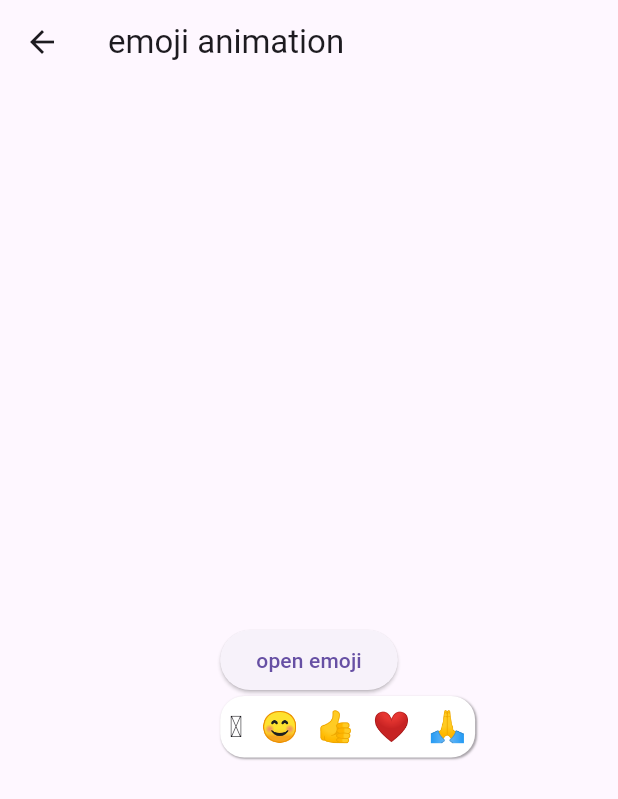
After one commit to asci-00/flutter_useful_widget, a Flutter app: the EmojiAnimationSample screen opened directly, after a tap on "open emoji", on a phone screen of 412 x 824 dp. The commit adds this screen. Shown: the top 799 px of the screen. Run offline on Flutter 3.47's test engine with Material 3 defaults, Android fonts, the phone set to English and light mode, and no system bars.

Commit message:
feat: emoji animation

```diff
--- /dev/null
+++ b/lib/features/emoji_animation.dart
@@ -0,0 +1,177 @@
+import 'dart:async';
+
+import 'package:collection/collection.dart';
+import 'package:flutter/material.dart';
+
+class EmojiAnimationSample extends StatelessWidget {
+  const EmojiAnimationSample({super.key});
+
+  @override
+  Widget build(BuildContext context) {
+    return Scaffold(
+      appBar: AppBar(title: const Text('emoji animation')),
+      body: const SafeArea(
+        child: Center(child: _EmojiOpenButton()),
+      ),
+    );
+  }
+}
+
+class _EmojiOpenButton extends StatefulWidget {
+  const _EmojiOpenButton();
+
+  @override
+  State<_EmojiOpenButton> createState() => _EmojiOpenButtonState();
+}
+
+class _EmojiOpenButtonState extends State<_EmojiOpenButton> {
+  final _controller = OverlayPortalController();
+  final _emojis = ['🥲', '😊', '👍', '❤️', '🙏'];
+  final _layerLink = LayerLink();
+
+  @override
+  Widget build(BuildContext context) {
+    return CompositedTransformTarget(
+      link: _layerLink,
+      child: OverlayPortal(
+        controller: _controller,
+        overlayChildBuilder: (context) => CompositedTransformFollower(
+          link: _layerLink,
+          targetAnchor: Alignment.bottomLeft,
+          child: Align(
+            alignment: AlignmentDirectional.topStart,
+            child: EmojiAnimationContainer(
+              emojis: _emojis.map((emoji) => _EmojiItem(emoji)).toList(),
+              onTap: _controller.hide,
+            ),
+          ),
+        ),
+        child: ElevatedButton(
+          onPressed: _controller.toggle,
+          child: const Text('open emoji'),
+        ),
+      ),
+    );
+  }
+}
+
+class _EmojiItem extends StatelessWidget {
+  const _EmojiItem(this.emoji);
+
+  final String emoji;
+
+  @override
+  Widget build(BuildContext context) {
+    return Text(emoji, style: const TextStyle(fontSize: 20));
+  }
+}
+
+class EmojiAnimationContainer extends StatelessWidget {
+  const EmojiAnimationContainer({
+    super.key,
+    required this.emojis,
+    required this.onTap,
+  });
+
+  final List<Widget> emojis;
+  final VoidCallback onTap;
+
+  @override
+  Widget build(BuildContext context) {
+    return Container(
+      decoration: BoxDecoration(
+        color: Colors.white,
+        borderRadius: const BorderRadius.all(Radius.circular(16.0)),
+        boxShadow: [
+          BoxShadow(
+            offset: const Offset(1.0, 1.0),
+            blurRadius: .5,
+            color: Colors.black12.withOpacity(0.34),
+          ),
+        ],
+      ),
+      // padding: const EdgeInsets.all(4.0),
+      child: Row(
+        mainAxisSize: MainAxisSize.min,
+        children: emojis
+            .mapIndexed((index, emoji) => AnimatedEmoji(
+                  emoji: emoji,
+                  delay: Duration(milliseconds: 30 * index),
+                  onTap: onTap,
+                ))
+            .toList(),
+      ),
+    );
+  }
+}
+
+class AnimatedEmoji extends StatefulWidget {
+  const AnimatedEmoji({
+    super.key,
+    required this.emoji,
+    required this.delay,
+    required this.onTap,
+  });
+
+  final Widget emoji;
+  final Duration delay;
+  final VoidCallback onTap;
+
+  @override
+  State<AnimatedEmoji> createState() => _AnimatedEmojiState();
+}
+
+class _AnimatedEmojiState extends State<AnimatedEmoji>
+    with SingleTickerProviderStateMixin {
+  late final AnimationController _controller;
+  late final CurvedAnimation _curvedAnimation;
+  late final Animation<double> _emojiAnimation;
+
+  @override
+  void initState() {
+    _controller = AnimationController(
+      vsync: this,
+      duration: const Duration(milliseconds: 800),
+    )..addListener(() => setState(() {}));
+
+    _curvedAnimation = CurvedAnimation(
+      parent: _controller,
+      curve: Curves.elasticOut,
+    );
+
+    _emojiAnimation = Tween(
+      begin: 0.0,
+      end: 1.0,
+    ).animate(_curvedAnimation);
+
+    Timer(widget.delay, _controller.forward);
+    super.initState();
+  }
+
+  @override
+  void dispose() {
+    _controller.dispose();
+    _curvedAnimation.dispose();
+    super.dispose();
+  }
+
+  @override
+  Widget build(BuildContext context) {
+    return Padding(
+      padding: const EdgeInsets.all(6),
+      child: Transform(
+        transform: Matrix4.identity()
+          ..rotateX(_emojiAnimation.value - 1)
+          ..rotateY(_emojiAnimation.value - 1)
+          ..rotateZ(_emojiAnimation.value - 1)
+          ..scale(
+            _emojiAnimation.value,
+            _emojiAnimation.value,
+            _emojiAnimation.value,
+          ),
+        alignment: Alignment.center,
+        child: widget.emoji,
+      ),
+    );
+  }
+}
--- a/lib/main.dart
+++ b/lib/main.dart
@@ -1,4 +1,5 @@
 import 'package:flutter/material.dart';
+import 'package:sample/features/emoji_animation.dart';
 import 'package:sample/features/fade_in_title.dart';
 
 void main() => runApp(const NestedScrollViewExampleApp());
@@ -32,6 +33,10 @@ class FlutterUsefulWidgetPage extends StatelessWidget {
       title: 'FadeInTitle',
       page: FadeInTitleSample(),
     ),
+    _PageInfo(
+      title: 'EmojiAnimation',
+      page: EmojiAnimationSample(),
+    ),
   ];
 
   @override
--- a/pubspec.yaml
+++ b/pubspec.yaml
@@ -35,6 +35,7 @@ dependencies:
   # The following adds the Cupertino Icons font to your application.
   # Use with the CupertinoIcons class for iOS style icons.
   cupertino_icons: ^1.0.6
+  collection: ^1.18.0
 
 dev_dependencies:
   flutter_test:
```
Also changed, not shown: pubspec.lock.
